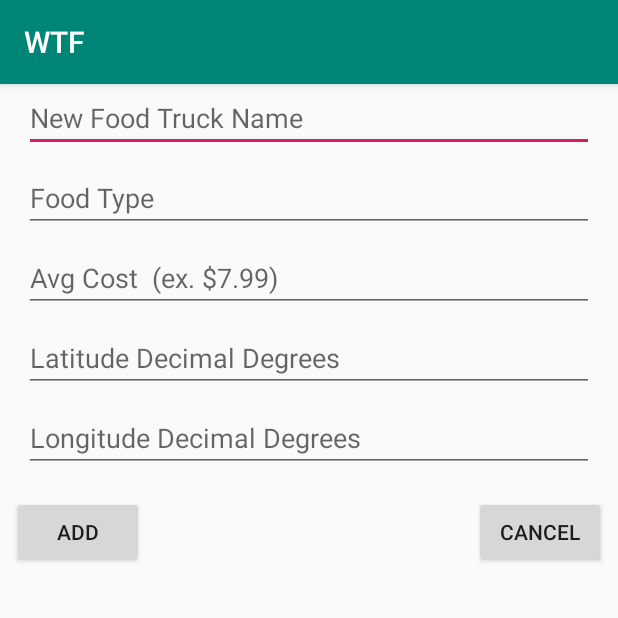
After one commit to vtestiler/Android_WTF, an Android app: the AddTruck screen opened directly, with no data from a screen before it, on a phone screen of 412 x 824 dp, the top half of it. The commit adds this screen. Run offline under Robolectric (Android 15) with nearby library versions, the phone set to English and light mode, and no system bars; network calls fail.

Commit message:
Fixed issue with add review activity. Finished add food truck activity. Video 64 completed.

```diff
--- a/app/src/main/AndroidManifest.xml
+++ b/app/src/main/AndroidManifest.xml
@@ -16,7 +16,8 @@
         android:roundIcon="@mipmap/ic_launcher_round"
         android:supportsRtl="true"
         android:theme="@style/AppTheme">
-        <activity android:name=".activities.AddReviewActivity"></activity>
+        <activity android:name=".activities.AddTruck"></activity>
+        <activity android:name=".activities.AddReviewActivity" />
         <activity
             android:name=".activities.LoginActivity"
             android:label="@string/title_activity_login" />
--- /dev/null
+++ b/app/src/main/java/tk/kituthegreat/wtf/activities/AddTruck.java
@@ -0,0 +1,80 @@
+package tk.kituthegreat.wtf.activities;
+
+import android.content.SharedPreferences;
+import android.preference.PreferenceManager;
+import android.support.v7.app.AppCompatActivity;
+import android.os.Bundle;
+import android.view.View;
+import android.widget.Button;
+import android.widget.EditText;
+
+import java.lang.ref.PhantomReference;
+
+import tk.kituthegreat.wtf.R;
+import tk.kituthegreat.wtf.constants.Constants;
+import tk.kituthegreat.wtf.data.DataService;
+
+public class AddTruck extends AppCompatActivity {
+
+    // variables for add truck activity
+    private EditText truckName;
+    private EditText foodType;
+    private EditText avgCost;
+    private EditText lattitude;
+    private EditText longitude;
+
+    private Button addTruckBtn;
+    private Button cancelBtn;
+
+    String authToken;
+    SharedPreferences prefs;
+
+    @Override
+    protected void onCreate(Bundle savedInstanceState) {
+        super.onCreate(savedInstanceState);
+        setContentView(R.layout.activity_add_truck);
+
+        truckName = (EditText) findViewById(R.id.new_truck_name);
+        foodType = (EditText) findViewById(R.id.new_truck_food_type);
+        avgCost = (EditText) findViewById(R.id.new_truck_avg_cost);
+        lattitude = (EditText) findViewById(R.id.new_truck_latitude);
+        longitude = (EditText) findViewById(R.id.new_truck_longitude);
+
+        addTruckBtn = (Button) findViewById(R.id.add_truck_btn);
+        cancelBtn = (Button) findViewById(R.id.cancel_truck_btn);
+        prefs = PreferenceManager.getDefaultSharedPreferences(this);
+        authToken = prefs.getString(Constants.AUTH_TOKEN, "Does not exist");
+
+        final AddTruckInterface listener = new AddTruckInterface() {
+            @Override
+            public void success(Boolean success) {
+                    finish();
+            }
+        };
+
+        addTruckBtn.setOnClickListener(new View.OnClickListener() {
+            @Override
+            public void onClick(View view) {
+                final String name = truckName.getText().toString();
+                final String type = foodType.getText().toString();
+                final Double cost = Double.parseDouble(avgCost.getText().toString());
+                final Double lat = Double.parseDouble(lattitude.getText().toString());
+                final Double longi = Double.parseDouble(longitude.getText().toString());
+
+                DataService.getInstance().addTruck(name, type, cost, lat, longi, getBaseContext(), listener, authToken);
+            }
+        });
+
+        cancelBtn.setOnClickListener(new View.OnClickListener() {
+            @Override
+            public void onClick(View view) {
+                finish();
+            }
+        });
+
+    }
+
+    public interface AddTruckInterface {
+        void success (Boolean success);
+    }
+}
--- a/app/src/main/java/tk/kituthegreat/wtf/constants/Constants.java
+++ b/app/src/main/java/tk/kituthegreat/wtf/constants/Constants.java
@@ -8,5 +8,6 @@ public class Constants {
     public final static String AUTH_TOKEN = "AuthToken";
     public final static String IS_LOGGED_IN = "IsLoggedIn";
     public final static String ADD_REVIEW = "https://kituthegreat.tk/api/v1/foodtruck/reviews/add/";
+    public final static String ADD_TRUCK = "https://kituthegreat.tk/api/v1/foodtruck/add";
 
 }
--- /dev/null
+++ b/app/src/main/res/layout/activity_add_truck.xml
@@ -0,0 +1,111 @@
+<?xml version="1.0" encoding="utf-8"?>
+<android.support.constraint.ConstraintLayout xmlns:android="http://schemas.android.com/apk/res/android"
+    xmlns:app="http://schemas.android.com/apk/res-auto"
+    xmlns:tools="http://schemas.android.com/tools"
+    android:layout_width="match_parent"
+    android:layout_height="match_parent"
+    tools:context=".activities.AddTruck">
+
+    <EditText
+        android:id="@+id/new_truck_name"
+        android:layout_width="0dp"
+        android:layout_height="wrap_content"
+        android:layout_marginStart="16dp"
+        android:layout_marginLeft="16dp"
+        android:layout_marginEnd="16dp"
+        android:layout_marginRight="16dp"
+        android:ems="10"
+        android:hint="New Food Truck Name"
+        android:inputType="textPersonName"
+        app:layout_constraintEnd_toEndOf="parent"
+        app:layout_constraintHorizontal_bias="0.0"
+        app:layout_constraintStart_toStartOf="parent"
+        tools:layout_editor_absoluteY="30dp" />
+
+    <EditText
+        android:id="@+id/new_truck_food_type"
+        android:layout_width="0dp"
+        android:layout_height="wrap_content"
+        android:layout_marginStart="16dp"
+        android:layout_marginLeft="16dp"
+        android:layout_marginTop="8dp"
+        android:layout_marginEnd="16dp"
+        android:layout_marginRight="16dp"
+        android:ems="10"
+        android:hint="Food Type"
+        android:inputType="textPersonName"
+        app:layout_constraintEnd_toEndOf="parent"
+        app:layout_constraintHorizontal_bias="0.0"
+        app:layout_constraintStart_toStartOf="parent"
+        app:layout_constraintTop_toBottomOf="@+id/new_truck_name" />
+
+    <EditText
+        android:id="@+id/new_truck_avg_cost"
+        android:layout_width="0dp"
+        android:layout_height="wrap_content"
+        android:layout_marginStart="16dp"
+        android:layout_marginLeft="16dp"
+        android:layout_marginTop="8dp"
+        android:layout_marginEnd="16dp"
+        android:layout_marginRight="16dp"
+        android:ems="10"
+        android:hint="Avg Cost  (ex. $7.99)"
+        android:inputType="textPersonName"
+        app:layout_constraintEnd_toEndOf="parent"
+        app:layout_constraintStart_toStartOf="parent"
+        app:layout_constraintTop_toBottomOf="@+id/new_truck_food_type" />
+
+    <EditText
+        android:id="@+id/new_truck_latitude"
+        android:layout_width="0dp"
+        android:layout_height="wrap_content"
+        android:layout_marginStart="16dp"
+        android:layout_marginLeft="16dp"
+        android:layout_marginTop="8dp"
+        android:layout_marginEnd="16dp"
+        android:layout_marginRight="16dp"
+        android:ems="10"
+        android:hint="Latitude Decimal Degrees"
+        android:inputType="textPersonName"
+        app:layout_constraintEnd_toEndOf="parent"
+        app:layout_constraintStart_toStartOf="parent"
+        app:layout_constraintTop_toBottomOf="@+id/new_truck_avg_cost" />
+
+    <EditText
+        android:id="@+id/new_truck_longitude"
+        android:layout_width="0dp"
+        android:layout_height="wrap_content"
+        android:layout_marginStart="16dp"
+        android:layout_marginLeft="16dp"
+        android:layout_marginTop="8dp"
+        android:layout_marginEnd="16dp"
+        android:layout_marginRight="16dp"
+        android:ems="10"
+        android:hint="Longitude Decimal Degrees"
+        android:inputType="textPersonName"
+        app:layout_constraintEnd_toEndOf="parent"
+        app:layout_constraintStart_toStartOf="parent"
+        app:layout_constraintTop_toBottomOf="@+id/new_truck_latitude" />
+
+    <Button
+        android:id="@+id/add_truck_btn"
+        android:layout_width="wrap_content"
+        android:layout_height="wrap_content"
+        android:layout_marginStart="8dp"
+        android:layout_marginLeft="8dp"
+        android:layout_marginTop="16dp"
+        android:text="Add"
+        app:layout_constraintStart_toStartOf="parent"
+        app:layout_constraintTop_toBottomOf="@+id/new_truck_longitude" />
+
+    <Button
+        android:id="@+id/cancel_truck_btn"
+        android:layout_width="wrap_content"
+        android:layout_height="wrap_content"
+        android:layout_marginTop="16dp"
+        android:layout_marginEnd="8dp"
+        android:layout_marginRight="8dp"
+        android:text="Cancel"
+        app:layout_constraintEnd_toEndOf="parent"
+        app:layout_constraintTop_toBottomOf="@+id/new_truck_longitude" />
+</android.support.constraint.ConstraintLayout>
```
Also changed, not shown: app/src/main/java/tk/kituthegreat/wtf/activities/FoodTrucksListActivity.java (+33 -1 lines), app/src/main/java/tk/kituthegreat/wtf/data/DataService.java (+82 -1 lines), app/src/main/res/layout/activity_food_trucks_list.xml (+12 -0 lines).
